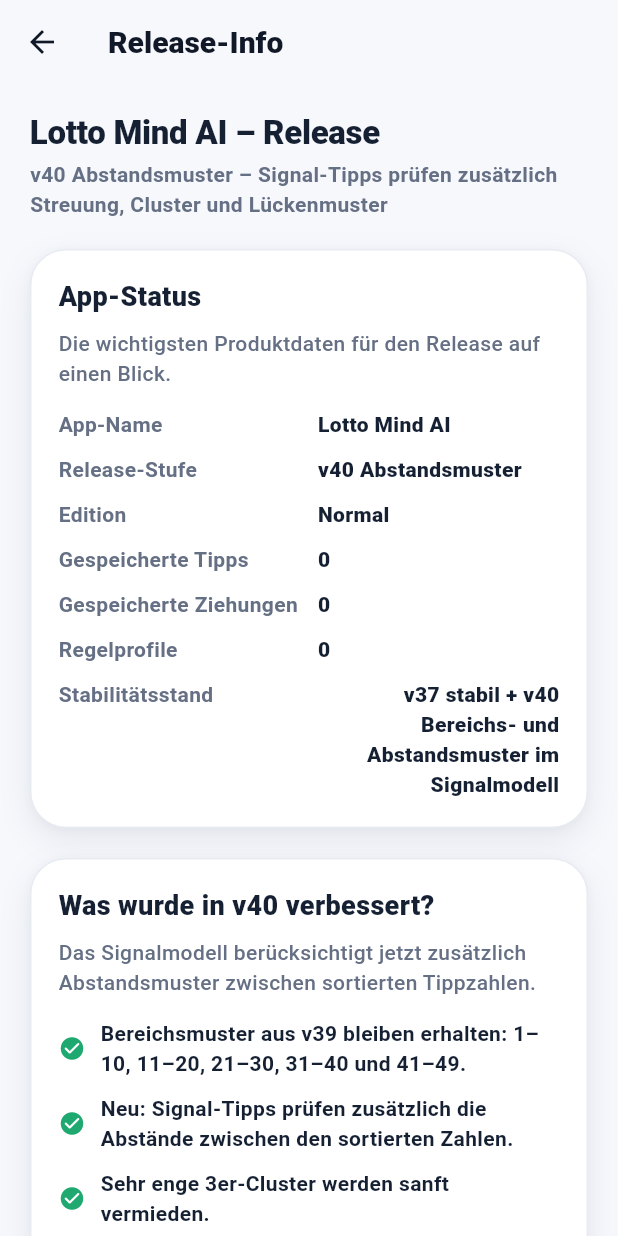
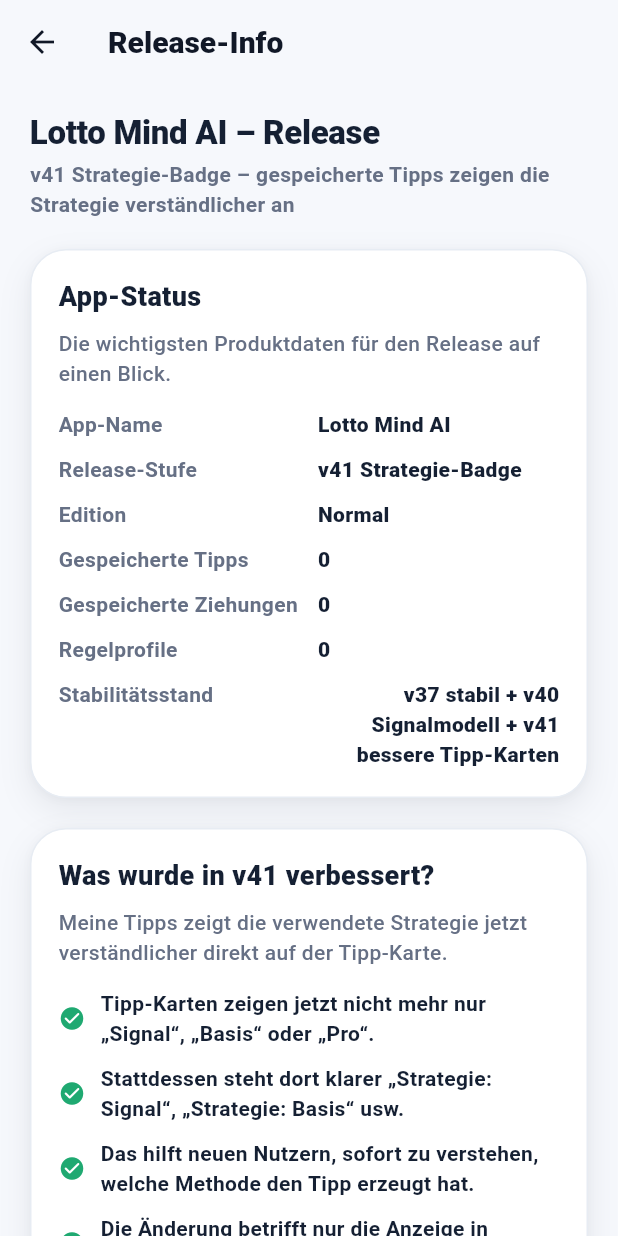
Before and after one commit to genti2004-cmyk/lotto_mind_ai, a Flutter app: the AboutReleaseScreen screen opened directly, on a phone screen of 412 x 824 dp. Run offline on Flutter 3.47's test engine with Material 3 defaults, Android fonts, the phone set to English and light mode, and no system bars; our stand-ins replace file_picker, hive_ce, hive_ce_flutter, pdf, printing, share_plus; accounts and stored records are empty.

Commit message:
Clarify strategy badges in saved tips

```diff
--- a/lib/features/settings/presentation/about_release_screen.dart
+++ b/lib/features/settings/presentation/about_release_screen.dart
@@ -25,7 +25,7 @@
           children: [
             const SectionTitle(
               title: 'Lotto Mind AI – Release',
-              subtitle: 'v40 Abstandsmuster – Signal-Tipps prüfen zusätzlich Streuung, Cluster und Lückenmuster',
+              subtitle: 'v41 Strategie-Badge – gespeicherte Tipps zeigen die Strategie verständlicher an',
             ),
             const SizedBox(height: 20),
             AppCard(
@@ -39,7 +39,7 @@
                   const SizedBox(height: 14),
                   const _InfoRow(label: 'App-Name', value: 'Lotto Mind AI'),
                   const SizedBox(height: 10),
-                  const _InfoRow(label: 'Release-Stufe', value: 'v40 Abstandsmuster'),
+                  const _InfoRow(label: 'Release-Stufe', value: 'v41 Strategie-Badge'),
                   const SizedBox(height: 10),
                   _InfoRow(label: 'Edition', value: state.edition.label),
                   const SizedBox(height: 10),
@@ -49,7 +49,7 @@
                   const SizedBox(height: 10),
                   _InfoRow(label: 'Regelprofile', value: '${state.ruleProfiles.length}'),
                   const SizedBox(height: 10),
-                  const _InfoRow(label: 'Stabilitätsstand', value: 'v37 stabil + v40 Bereichs- und Abstandsmuster im Signalmodell'),
+                  const _InfoRow(label: 'Stabilitätsstand', value: 'v37 stabil + v40 Signalmodell + v41 bessere Tipp-Karten'),
                 ],
               ),
             ),
@@ -60,18 +60,16 @@
                 crossAxisAlignment: CrossAxisAlignment.start,
                 children: [
                   AppBlockHeader(
-                    title: 'Was wurde in v40 verbessert?',
-                    subtitle: 'Das Signalmodell berücksichtigt jetzt zusätzlich Abstandsmuster zwischen sortierten Tippzahlen.',
+                    title: 'Was wurde in v41 verbessert?',
+                    subtitle: 'Meine Tipps zeigt die verwendete Strategie jetzt verständlicher direkt auf der Tipp-Karte.',
                   ),
                   SizedBox(height: 14),
-                  _ReleaseLine('Bereichsmuster aus v39 bleiben erhalten: 1–10, 11–20, 21–30, 31–40 und 41–49.'),
-                  _ReleaseLine('Neu: Signal-Tipps prüfen zusätzlich die Abstände zwischen den sortierten Zahlen.'),
-                  _ReleaseLine('Sehr enge 3er-Cluster werden sanft vermieden.'),
-                  _ReleaseLine('Sehr gleichmäßige, künstlich wirkende Lückenmuster werden sanft abgewertet.'),
-                  _ReleaseLine('Eine zu kleine Gesamtspanne im Tipp wird vermieden, damit Kombinationen natürlicher gestreut sind.'),
-                  _ReleaseLine('Analyse zeigt einen Hinweisbereich Abstandsmuster.'),
-                  _ReleaseLine('Unverändert: Import, Superzahl-Erkennung, 8-Wochen-Suche, Meine Tipps, Tracking Pro und Auswertung.'),
-                  _ReleaseLine('Wichtig: v40 bewertet historische Muster und Tipp-Streuung, aber gibt keine sichere Vorhersage.'),
+                  _ReleaseLine('Tipp-Karten zeigen jetzt nicht mehr nur „Signal“, „Basis“ oder „Pro“.'),
+                  _ReleaseLine('Stattdessen steht dort klarer „Strategie: Signal“, „Strategie: Basis“ usw.'),
+                  _ReleaseLine('Das hilft neuen Nutzern, sofort zu verstehen, welche Methode den Tipp erzeugt hat.'),
+                  _ReleaseLine('Die Änderung betrifft nur die Anzeige in „Meine Tipps“.'),
+                  _ReleaseLine('Unverändert: Import, Superzahl-Erkennung, 8-Wochen-Suche, Generator, Tracking Pro und Auswertung.'),
+                  _ReleaseLine('Wichtig: v41 ist ein Verständlichkeits-Fix, keine neue Vorhersage- oder Berechnungslogik.'),
                 ],
               ),
             ),
--- a/lib/features/tips/presentation/my_tips_screen.dart
+++ b/lib/features/tips/presentation/my_tips_screen.dart
@@ -394,7 +394,7 @@
                         padding: const EdgeInsets.only(bottom: 14),
                         child: _TipTicketCard(
                           tip: tip,
-                          sourceLabel: tip.strategyLabel,
+                          sourceLabel: 'Strategie: ${tip.strategyLabel}',
                           isSelected: _selectedTipIds.contains(tip.id),
                           selectionMode: _selectionMode,
                           hitCount: state.hitCountForTip(tip.id),
```
